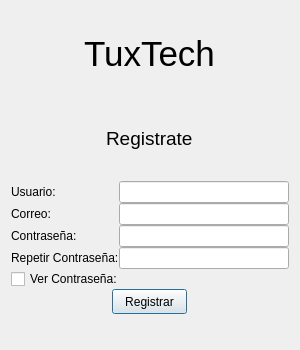
The window that ui/registerTuxTech.ui (guillelopezvedia04-svg/Proyecto_TuxTech) describes before a commit, drawn with Qt 5.
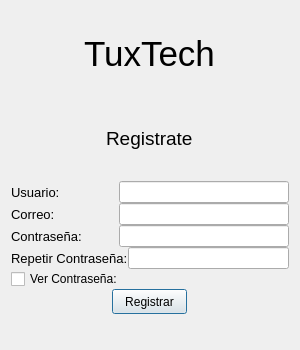
The same window after the commit. Icons and pictures are not drawn.

```diff
--- a/ui/registerTuxTech.ui
+++ b/ui/registerTuxTech.ui
@@ -82,6 +82,13 @@
       <layout class="QHBoxLayout" name="horizontalLayout">
        <item>
         <widget class="QLabel" name="label_3">
+         <property name="font">
+          <font>
+           <family>Segoe UI</family>
+           <pointsize>10</pointsize>
+           <weight>400</weight>
+          </font>
+         </property>
          <property name="text">
           <string>Usuario:</string>
          </property>
@@ -115,6 +122,13 @@
       <layout class="QHBoxLayout" name="horizontalLayout_2">
        <item>
         <widget class="QLabel" name="label_4">
+         <property name="font">
+          <font>
+           <family>Segoe UI</family>
+           <pointsize>10</pointsize>
+           <weight>400</weight>
+          </font>
+         </property>
          <property name="text">
           <string>Correo:</string>
          </property>
@@ -136,6 +150,13 @@
       <layout class="QHBoxLayout" name="horizontalLayout_3">
        <item>
         <widget class="QLabel" name="label_6">
+         <property name="font">
+          <font>
+           <family>Segoe UI</family>
+           <pointsize>10</pointsize>
+           <weight>400</weight>
+          </font>
+         </property>
          <property name="text">
           <string>Contraseña:</string>
          </property>
@@ -160,6 +181,13 @@
       <layout class="QHBoxLayout" name="horizontalLayout_4">
        <item>
         <widget class="QLabel" name="label_5">
+         <property name="font">
+          <font>
+           <family>Segoe UI</family>
+           <pointsize>10</pointsize>
+           <weight>400</weight>
+          </font>
+         </property>
          <property name="text">
           <string>Repetir Contraseña:</string>
          </property>
```
